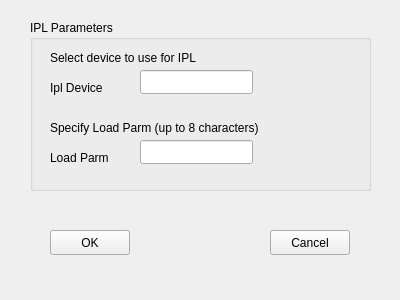
This is HerculesStudio/HercStudio/IplConfig.ui in fsword7/hercgui as Qt 5 draws it before an edit. The edited form follows.
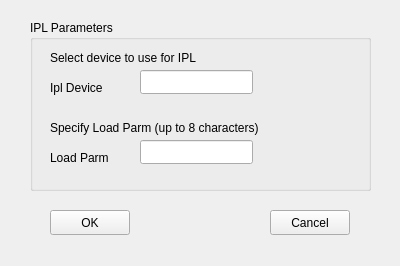
This is the edited form.

Diff of the .ui file:
```diff
--- a/HerculesStudio/HercStudio/IplConfig.ui
+++ b/HerculesStudio/HercStudio/IplConfig.ui
@@ -7,7 +7,7 @@
     <x>0</x>
     <y>0</y>
     <width>400</width>
-    <height>300</height>
+    <height>266</height>
    </rect>
   </property>
   <property name="windowTitle">
@@ -17,7 +17,7 @@
    <property name="geometry">
     <rect>
      <x>50</x>
-     <y>230</y>
+     <y>210</y>
      <width>80</width>
      <height>25</height>
     </rect>
@@ -30,7 +30,7 @@
    <property name="geometry">
     <rect>
      <x>270</x>
-     <y>230</y>
+     <y>210</y>
      <width>80</width>
      <height>25</height>
     </rect>
```
